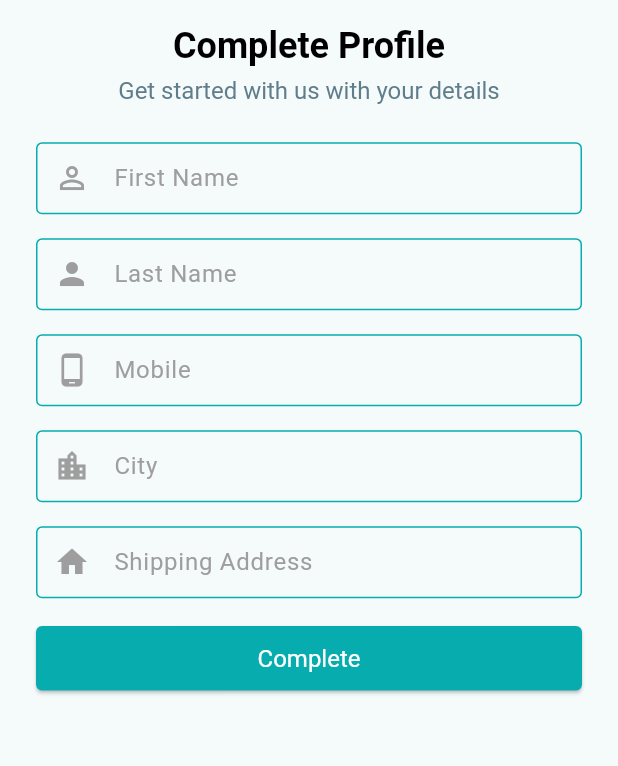
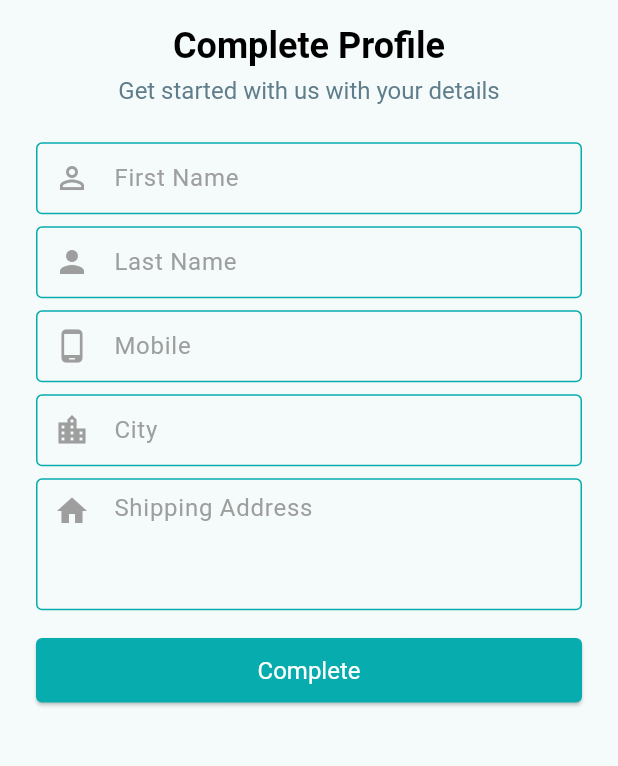
Before and after one commit to Mr-MachiNe11/crafty-bay, a Flutter app: the CompleteProfileScreen screen opened directly, on a phone screen of 412 x 824 dp, the part 230-996 px from its top. Run offline on Flutter 3.47's test engine with Material 3 defaults, Android fonts, the phone set to English and light mode, and no system bars; our stand-ins replace flutter_svg, get, pin_code_fields.

```diff
--- a/lib/app.dart
+++ b/lib/app.dart
@@ -45,10 +45,11 @@ class CraftyBay extends StatelessWidget {
       );
 
   InputDecorationTheme _inputDecorationTheme() => InputDecorationTheme(
-        hintStyle: TextStyle(
+        hintStyle: const TextStyle(
           color: Colors.grey,
           fontWeight: FontWeight.w400,
         ),
+        prefixIconColor: Colors.grey,
         border: _outlineInputBorder,
         enabledBorder: _outlineInputBorder,
         focusedBorder: _outlineInputBorder,
--- a/lib/presentation/screens/complete_profile_screen.dart
+++ b/lib/presentation/screens/complete_profile_screen.dart
@@ -11,7 +11,14 @@ class CompleteProfileScreen extends StatefulWidget {
 }
 
 class _CompleteProfileScreenState extends State<CompleteProfileScreen> {
-  final TextEditingController _emailController = TextEditingController();
+  final TextEditingController _firstNameController = TextEditingController();
+  final TextEditingController _lastNameController = TextEditingController();
+  final TextEditingController _mobileController = TextEditingController();
+  final TextEditingController _cityController = TextEditingController();
+  final TextEditingController _shippingAddressController =
+      TextEditingController();
+
+  final GlobalKey<FormState> _formKey = GlobalKey<FormState>();
 
   @override
   Widget build(BuildContext context) {
@@ -44,62 +51,16 @@ class _CompleteProfileScreenState extends State<CompleteProfileScreen> {
                 const SizedBox(
                   height: 24,
                 ),
-                TextFormField(
-                  controller: _emailController,
-                  decoration: const InputDecoration(
-                      prefixIcon: Icon(Icons.person_outline),
-                      prefixIconColor: Colors.grey,
-                      hintText: 'First Name '),
-                ),
-                const SizedBox(
-                  height: 16,
-                ),
-                TextFormField(
-                  controller: _emailController,
-                  decoration: const InputDecoration(
-                      prefixIcon: Icon(Icons.person),
-                      prefixIconColor: Colors.grey,
-                      hintText: 'Last Name '),
-                ),
-                const SizedBox(
-                  height: 16,
-                ),
-                TextFormField(
-                  controller: _emailController,
-                  decoration: const InputDecoration(
-                      prefixIcon: Icon(Icons.phone_android),
-                      prefixIconColor: Colors.grey,
-                      hintText: 'Mobile'),
-                ),
-                const SizedBox(
-                  height: 16,
-                ),
-                TextFormField(
-                  controller: _emailController,
-                  decoration: const InputDecoration(
-                      prefixIcon: Icon(Icons.location_city),
-                      prefixIconColor: Colors.grey,
-                      hintText: 'City'),
-                ),
-                const SizedBox(
-                  height: 16,
-                ),
-                TextFormField(
-                  controller: _emailController,
-                  decoration: const InputDecoration(
-                      prefixIcon: Icon(Icons.home),
-                      prefixIconColor: Colors.grey,
-                      hintText: 'Shipping Address'),
-                ),
+                _buildCompleteProfileForm(),
                 const SizedBox(
                   height: 16,
                 ),
                 ElevatedButton(
-                    onPressed: () {
-                      Get.to(() => OtpVerificationScreen(
-                          email: _emailController.text.trim()));
-                    },
-                    child: const Text('Complete')),
+                  onPressed: () {
+                    // Handle the completion action here
+                  },
+                  child: const Text('Complete'),
+                ),
               ],
             ),
           ),
@@ -108,10 +69,66 @@ class _CompleteProfileScreenState extends State<CompleteProfileScreen> {
     );
   }
 
+  Widget _buildCompleteProfileForm() {
+    return Form(
+      key: _formKey,
+      child: Column(
+        children: [
+          TextFormField(
+            controller: _firstNameController,
+            decoration: const InputDecoration(
+              prefixIcon: Icon(Icons.person_outline),
+              hintText: 'First Name',
+            ),
+          ),
+          const SizedBox(height: 8),
+          TextFormField(
+            controller: _lastNameController,
+            decoration: const InputDecoration(
+              prefixIcon: Icon(Icons.person),
+              hintText: 'Last Name',
+            ),
+          ),
+          const SizedBox(height: 8),
+          TextFormField(
+            controller: _mobileController,
+            decoration: const InputDecoration(
+              prefixIcon: Icon(Icons.phone_android),
+              hintText: 'Mobile',
+            ),
+          ),
+          const SizedBox(height: 8),
+          TextFormField(
+            controller: _cityController,
+            decoration: const InputDecoration(
+              prefixIcon: Icon(Icons.location_city),
+              hintText: 'City',
+            ),
+          ),
+          const SizedBox(height: 8),
+          TextFormField(
+            maxLines: 3,
+            controller: _shippingAddressController,
+            decoration: const InputDecoration(
+              prefixIcon: Padding(
+                padding: EdgeInsets.only(bottom: 45),
+                child: Icon(Icons.home),
+              ),
+              hintText: 'Shipping Address',
+            ),
+          ),
+        ],
+      ),
+    );
+  }
+
   @override
   void dispose() {
-    // TODO: implement dispose
-    _emailController.dispose();
+    _firstNameController.dispose();
+    _lastNameController.dispose();
+    _mobileController.dispose();
+    _cityController.dispose();
+    _shippingAddressController.dispose();
     super.dispose();
   }
 }
--- a/lib/presentation/screens/email_verification_screen.dart
+++ b/lib/presentation/screens/email_verification_screen.dart
@@ -49,7 +49,6 @@ class _EmailVerificationScreenState extends State<EmailVerificationScreen> {
                   controller: _emailController,
                   decoration: const InputDecoration(
                       prefixIcon: Icon(Icons.email_outlined),
-                      prefixIconColor: Colors.grey,
                       hintText: 'Email'),
                 ),
                 const SizedBox(
--- a/lib/presentation/screens/splash_screen.dart
+++ b/lib/presentation/screens/splash_screen.dart
@@ -1,4 +1,5 @@
 import 'package:crafty_bay/presentation/screens/email_verification_screen.dart';
+import 'package:crafty_bay/presentation/screens/home_screen.dart';
 import 'package:crafty_bay/presentation/widgets/app_logo.dart';
 import 'package:flutter/material.dart';
 import 'package:get/get.dart';
@@ -19,7 +20,7 @@ class _SplashScreenState extends State<SplashScreen> {
 
   Future<void> _moveToNextScreen() async {
     await Future.delayed(const Duration(seconds: 2));
-    Get.to(() => const EmailVerificationScreen());
+    Get.off(() => const HomeScreen());
   }
 
   @override
--- a/lib/presentation/utility/assets_path.dart
+++ b/lib/presentation/utility/assets_path.dart
@@ -2,5 +2,6 @@ class AssetsPath{
   static const String _imagePath = 'assets/images';
 
   static const String appLogoSvg = '$_imagePath/logo.svg';
+  static const String appNavLogoSvg = '$_imagePath/logo_nav.svg';
 
 }
```
Also changed, not shown: lib/presentation/screens/home_screen.dart (+31 -1 lines), lib/presentation/widgets/app_bar_icon_button.dart (added, +29 -0 lines).
